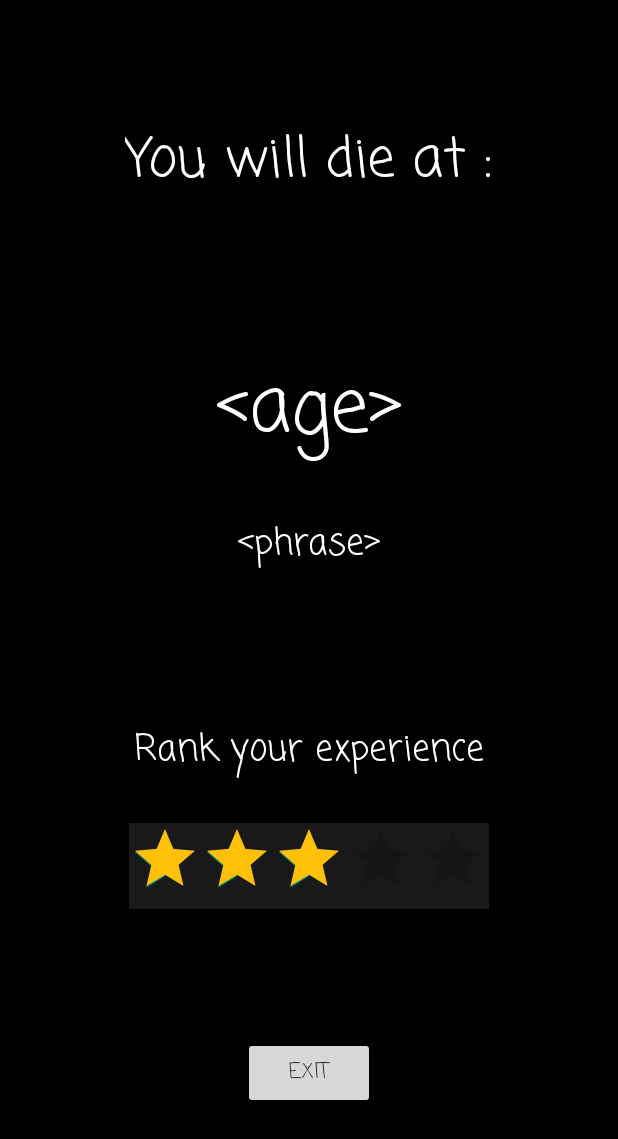
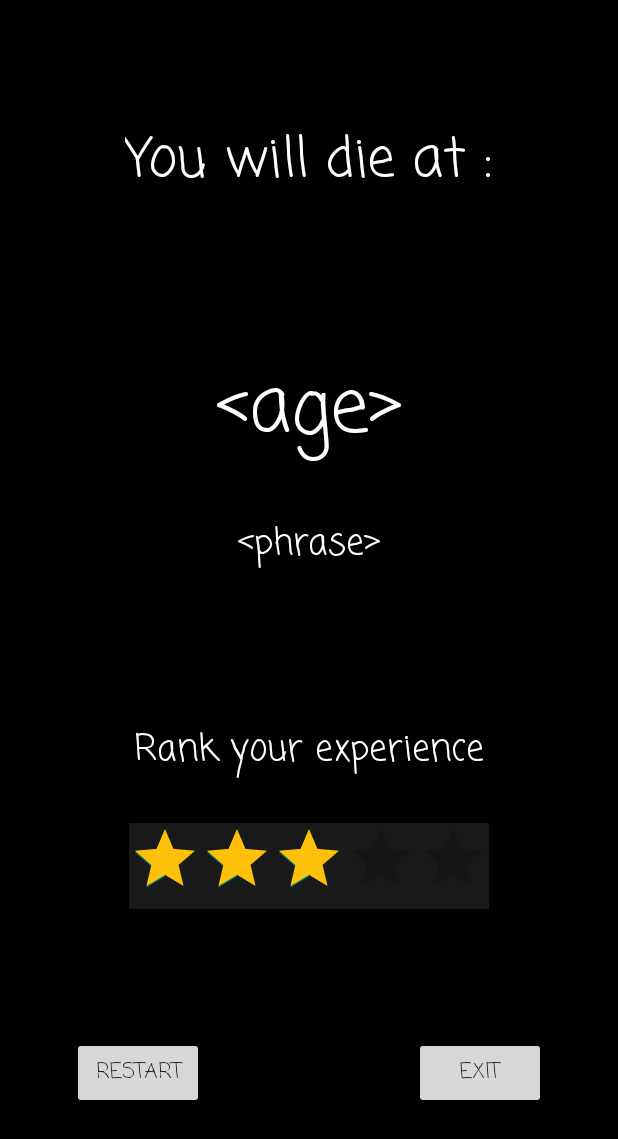
Before and after one commit to simonpayraudeau/FilRouge, an Android app: the Result screen opened directly, with no data from a screen before it, on a phone screen of 412 x 824 dp. Shown: the top 1139 px of the screen. Run offline under Robolectric (Android 15) with nearby library versions, the phone set to English and light mode, and no system bars; 9 statements that could not run were skipped.

Commit message:
bouton finish et restart

```diff
--- a/app/src/main/java/up/gphy/filrouge/GMailSender.java
+++ b/app/src/main/java/up/gphy/filrouge/GMailSender.java
@@ -22,6 +22,7 @@ public class GMailSender extends javax.mail.Authenticator {
     private String user;
     private String password;
     private Session session;
+
 
     static {
         Security.addProvider(new JSSEProvider());
--- a/app/src/main/res/layout/activity_result.xml
+++ b/app/src/main/res/layout/activity_result.xml
@@ -83,11 +83,27 @@
         android:id="@+id/txtExit"
         android:layout_width="wrap_content"
         android:layout_height="wrap_content"
+        android:layout_marginEnd="48dp"
         android:fontFamily="casual"
-        android:onClick="getRating"
+        android:onClick="finish"
         android:text="@string/exit"
         app:layout_constraintBottom_toBottomOf="parent"
         app:layout_constraintEnd_toEndOf="parent"
+        app:layout_constraintHorizontal_bias="1.0"
+        app:layout_constraintStart_toStartOf="parent"
+        app:layout_constraintTop_toBottomOf="@+id/rtbar" />
+
+    <Button
+        android:id="@+id/btnRestart"
+        android:layout_width="wrap_content"
+        android:layout_height="wrap_content"
+        android:layout_marginStart="48dp"
+        android:fontFamily="casual"
+        android:onClick="restart"
+        android:text="@string/restart"
+        app:layout_constraintBottom_toBottomOf="parent"
+        app:layout_constraintEnd_toEndOf="parent"
+        app:layout_constraintHorizontal_bias="0.0"
         app:layout_constraintStart_toStartOf="parent"
         app:layout_constraintTop_toBottomOf="@+id/rtbar" />
 </androidx.constraintlayout.widget.ConstraintLayout>
--- a/app/src/main/res/values/strings.xml
+++ b/app/src/main/res/values/strings.xml
@@ -62,4 +62,6 @@
     <string name="first_nameEdt" translatable="false"><![CDATA[<First Name>]]></string>
     <string name="information" translatable="false">Information</string>
     <string name="j_k_com" translatable="false"><![CDATA[<j@k.com>]]></string>
+    <string name="restart">Restart</string>
+    <string name="finish">FINISH</string>
 </resources>
```
Also changed, not shown: app/src/main/java/up/gphy/filrouge/MainActivity.java (+8 -0 lines), app/src/main/java/up/gphy/filrouge/Result.java (+14 -5 lines), app/src/main/res/layout/activity_main.xml (+16 -3 lines), app/src/main/res/layout/activity_renseignement.xml (+6 -3 lines), 1 other file.
